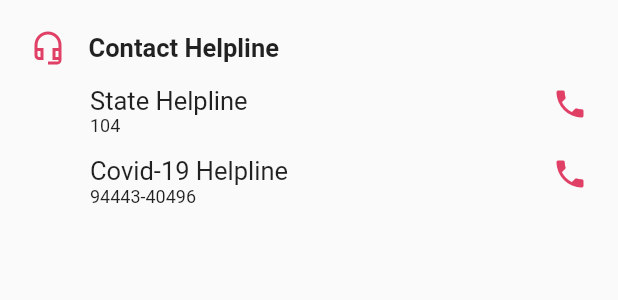
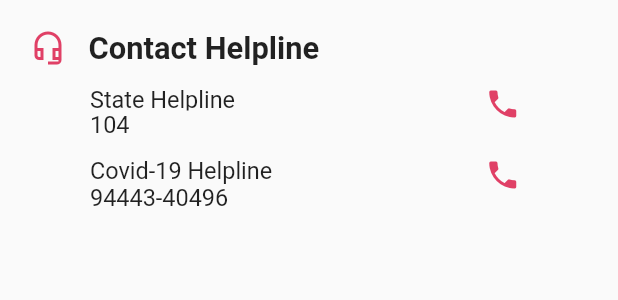
Before and after one commit to nikhil8182/helpon1, a Flutter app: what contact() shows on an empty page, opened directly, on a phone screen of 412 x 824 dp. Shown: the top 300 px of the screen. Run offline on Flutter 3.47's test engine with Material 2 defaults, Android fonts, the phone set to English and light mode, and no system bars; our stand-ins replace flutter_svg, font_awesome_flutter, qr_flutter, vibration, webview_flutter; missing offline and left inert: clipboard, external_app_launcher, upi_india; network calls fail.

Commit message:
helpon app

```diff
--- a/lib/home.dart
+++ b/lib/home.dart
@@ -120,12 +120,12 @@ class _homeState extends State<home> {
                   ],
                 ),
                 SizedBox(
-                  height: ,
+                  height: mediaHeight*0.035,
                 ),
                 findBed(),
                 SizedBox(height: mediaHeight*0.01,),
                 contact(),
-                // SizedBox(height: mediaHeight*0.001,),
+                SizedBox(height: mediaHeight*0.001,),
                 // helpline
                 getvaccinated(),
                 // get vacinnated
@@ -160,7 +160,7 @@ class _homeState extends State<home> {
                 style: TextStyle(
                   fontSize: mediaHeight * 0.025, fontWeight: FontWeight.w600,),
               )),
-          SizedBox(height: mediaHeight*00.02,),
+          SizedBox(height: mediaHeight*00.01,),
 
           Row(
 
@@ -439,6 +439,7 @@ class contact extends StatelessWidget {
     return Container(
       // color: Colors.green,
       height: mediaHeight*0.15,
+      width: mediaHeight*0.397,
       margin: EdgeInsets.all(20),
       child: Column(
         crossAxisAlignment: CrossAxisAlignment.start,
@@ -453,7 +454,7 @@ class contact extends StatelessWidget {
               Text(
                 "Contact Helpline",
                 style: TextStyle(
-                    fontSize: 17,
+                    fontSize: mediaHeight*0.025,
                     // color: Colors.white,
                     fontWeight: FontWeight.w600),
               )
@@ -467,6 +468,7 @@ class contact extends StatelessWidget {
                 crossAxisAlignment: CrossAxisAlignment.start,
                 children: [
                   Container(
+                    height: mediaHeight*0.036,
                     margin: EdgeInsets.only(left: 20),
                     // color: Colors.green,
                     child: Padding(
@@ -475,7 +477,7 @@ class contact extends StatelessWidget {
                       child: Text(
                         "State Helpline",
                         style: TextStyle(
-                            fontSize: 17,
+                            fontSize: mediaHeight*0.019,
                             fontWeight: FontWeight.w400,
                             // color: Colors.white
                         ),
@@ -491,7 +493,7 @@ class contact extends StatelessWidget {
                       child: Text(
                         "104",
                         style: TextStyle(
-                          fontSize: 12,
+                          fontSize: mediaHeight*0.019,
                             // color: Colors.white
                         ),
                       ),
@@ -530,7 +532,7 @@ class contact extends StatelessWidget {
                       child: Text(
                         "Covid-19 Helpline",
                         style: TextStyle(
-                            fontSize: 17,
+                          fontSize: mediaHeight*0.019,
                             fontWeight: FontWeight.w400,
                         ),
                       ),
@@ -545,7 +547,7 @@ class contact extends StatelessWidget {
                       child: Text(
                         "94443-40496",
                         style: TextStyle(
-                          fontSize: 12,
+                          fontSize: mediaHeight*0.019,
                         ),
                       ),
                     ),
@@ -628,7 +630,7 @@ class findBed extends StatelessWidget {
               padding: const EdgeInsets.all(21.0),
               child: Text(
                 "Find Bed Vacancy",
-                style: TextStyle(fontSize: 25,color: Colors.white),
+                style: TextStyle(fontSize: mediaHeight*0.03,color: Colors.white),
               ),
             ),
             //bed vacancy
--- a/lib/main.dart
+++ b/lib/main.dart
@@ -1,15 +1,13 @@
-
 import 'package:helpon/home.dart';
 import 'package:flutter/cupertino.dart';
 import 'package:flutter/material.dart';
 
-
+//final
 void main() {
   return runApp(MyApp());
 }
+
 class MyApp extends StatefulWidget {
-
-
   @override
   _MyAppState createState() => _MyAppState();
 }
--- a/pubspec.yaml
+++ b/pubspec.yaml
@@ -15,7 +15,7 @@ publish_to: 'none' # Remove this line if you wish to publish to pub.dev
 # In iOS, build-name is used as CFBundleShortVersionString while build-number used as CFBundleVersion.
 # Read more about iOS versioning at
 # https://developer.apple.com/library/archive/documentation/General/Reference/InfoPlistKeyReference/Articles/CoreFoundationKeys.html
-version: 1.0.0+1
+version: 1.0.0+3
 
 environment:
   sdk: ">=2.11.0 <3.0.0"
@@ -60,6 +60,8 @@ dependencies:
   clipboard: ^0.1.3
   popup_widget: ^0.1.3
   flutter_native_splash: ^1.1.8+4
+  vibration: ^1.7.3
+  upi_india: ^3.0.1
 
 
 dev_dependencies:
```
Also changed, not shown: lib/CmQrPage.dart (+17 -7 lines), lib/Humanity Foundation Qr page.dart (+161 -46 lines), pubspec.lock, 4 other files.
